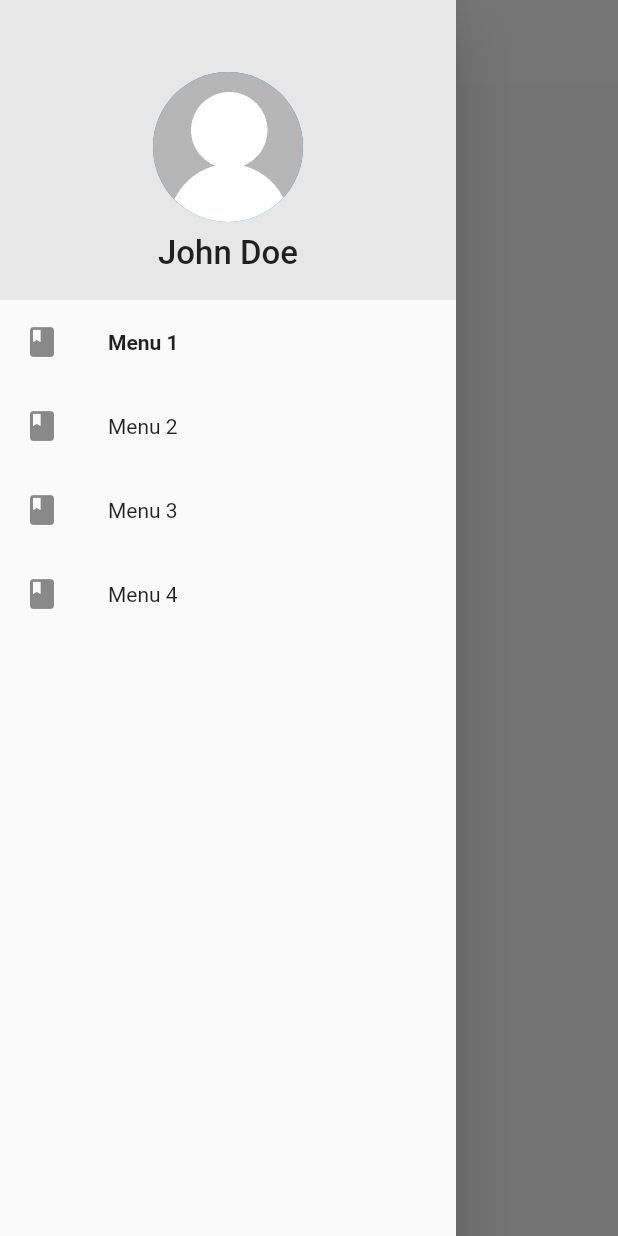
After one commit to anoochit/uikits, a Flutter app: the NavigationScreen01 screen opened directly, with the side drawer open, on a phone screen of 412 x 824 dp. The commit adds this screen. Run offline on Flutter 3.47's test engine with Material 2 defaults, Android fonts, the phone set to English and light mode, and no system bars; our stand-ins replace carousel_slider, font_awesome_flutter, percent_indicator, responsive_builder, timeago, timelines; missing offline and left inert: awesome_card, ms_undraw.

Commit message:
add navigation screens and screenshots

```diff
--- /dev/null
+++ b/lib/pages/14_navigation/navigationscreen01.dart
@@ -0,0 +1,95 @@
+import 'dart:developer';
+
+import 'package:flutter/material.dart';
+import 'package:uikits2/pages/14_navigation/sample_page.dart';
+
+class NavigationScreen01 extends StatefulWidget {
+  NavigationScreen01({Key? key}) : super(key: key);
+
+  @override
+  _NavigationScreen01State createState() => _NavigationScreen01State();
+}
+
+class _NavigationScreen01State extends State<NavigationScreen01> {
+  var _currentIndex = 0;
+
+  @override
+  Widget build(BuildContext context) {
+    return Scaffold(
+      appBar: AppBar(
+        title: Text("Main", style: TextStyle(color: Colors.black)),
+        titleSpacing: 0,
+        backgroundColor: Colors.white,
+        iconTheme: IconThemeData(color: Colors.black),
+        elevation: 0,
+      ),
+      body: SafeArea(
+        child: IndexedStack(
+          index: _currentIndex,
+          children: [
+            Page1(),
+            Page2(),
+            Page3(),
+            Page4(),
+          ],
+        ),
+      ),
+      drawer: Drawer(
+        child: Column(
+          children: [
+            Stack(
+              children: [
+                Container(
+                  height: 200,
+                  child: Image.asset(
+                    "assets/images/placeholder.png",
+                    fit: BoxFit.cover,
+                  ),
+                ),
+                Container(
+                  height: 190,
+                  alignment: Alignment.center,
+                  child: Column(
+                    children: [
+                      Spacer(),
+                      CircleAvatar(
+                        radius: 50,
+                        backgroundImage: AssetImage("assets/images/avatar.png"),
+                      ),
+                      Container(
+                        padding: EdgeInsets.all(8.0),
+                        child: Text(
+                          "John Doe",
+                          style: TextStyle(fontSize: 22, fontWeight: FontWeight.w500),
+                        ),
+                      ),
+                    ],
+                  ),
+                ),
+              ],
+            ),
+            Expanded(
+              child: ListView.builder(
+                itemCount: 4,
+                itemBuilder: (context, index) => ListTile(
+                  leading: Icon(Icons.book),
+                  title: Text(
+                    'Menu ${index + 1}',
+                    style: TextStyle(fontWeight: (_currentIndex == index) ? FontWeight.bold : FontWeight.normal),
+                  ),
+                  onTap: () {
+                    // place menu action here
+                    setState(() {
+                      _currentIndex = index;
+                    });
+                    Navigator.pop(context);
+                  },
+                ),
+              ),
+            )
+          ],
+        ),
+      ),
+    );
+  }
+}
--- /dev/null
+++ b/lib/pages/14_navigation/sample_page.dart
@@ -0,0 +1,45 @@
+import 'package:flutter/material.dart';
+
+class Page1 extends StatelessWidget {
+  const Page1({Key? key}) : super(key: key);
+
+  @override
+  Widget build(BuildContext context) {
+    return Center(
+      child: Text("Page 1"),
+    );
+  }
+}
+
+class Page2 extends StatelessWidget {
+  const Page2({Key? key}) : super(key: key);
+
+  @override
+  Widget build(BuildContext context) {
+    return Center(
+      child: Text("Page 2"),
+    );
+  }
+}
+
+class Page3 extends StatelessWidget {
+  const Page3({Key? key}) : super(key: key);
+
+  @override
+  Widget build(BuildContext context) {
+    return Center(
+      child: Text("Page 3"),
+    );
+  }
+}
+
+class Page4 extends StatelessWidget {
+  const Page4({Key? key}) : super(key: key);
+
+  @override
+  Widget build(BuildContext context) {
+    return Center(
+      child: Text("Page 4"),
+    );
+  }
+}
```
Also changed, not shown: lib/const.dart (+11 -1 lines), lib/pages/14_navigation/navigationscreen02.dart (added, +54 -0 lines), lib/pages/14_navigation/navigationscreen03.dart (added, +110 -0 lines), 4 other files.
